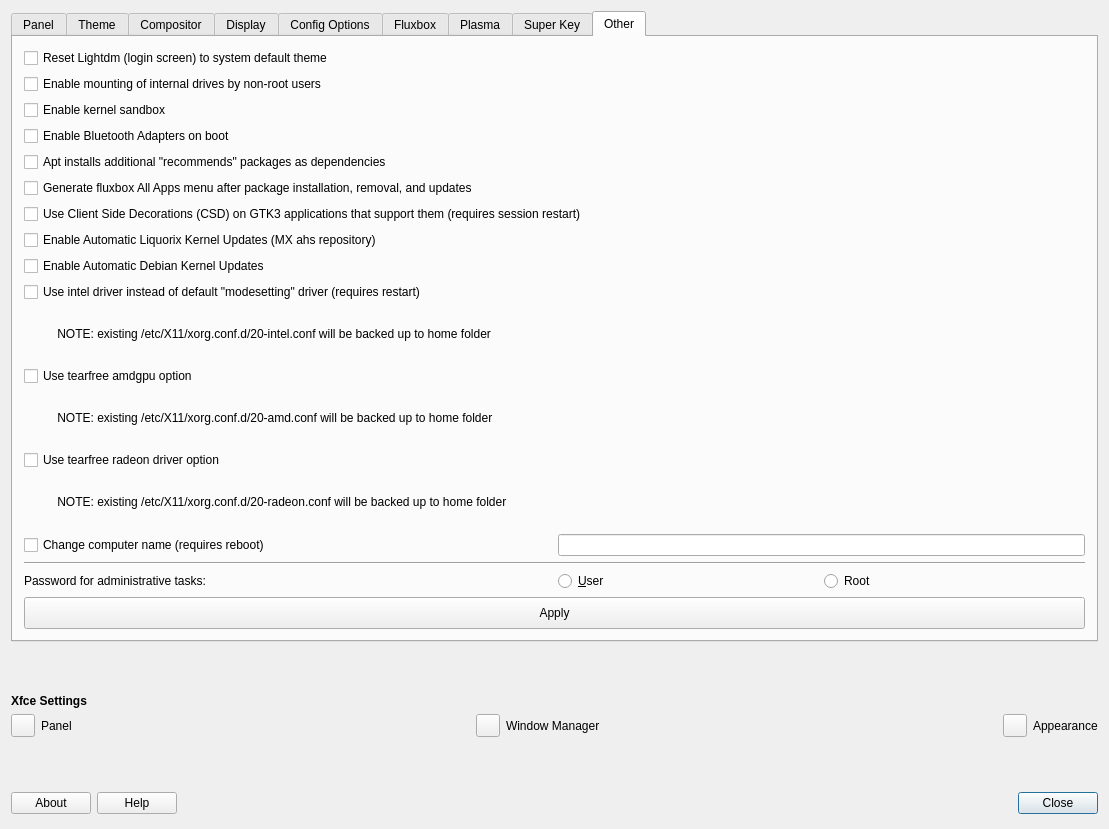
Old version of the form defaultlook.ui in the repository MX-Linux/mx-tweak.
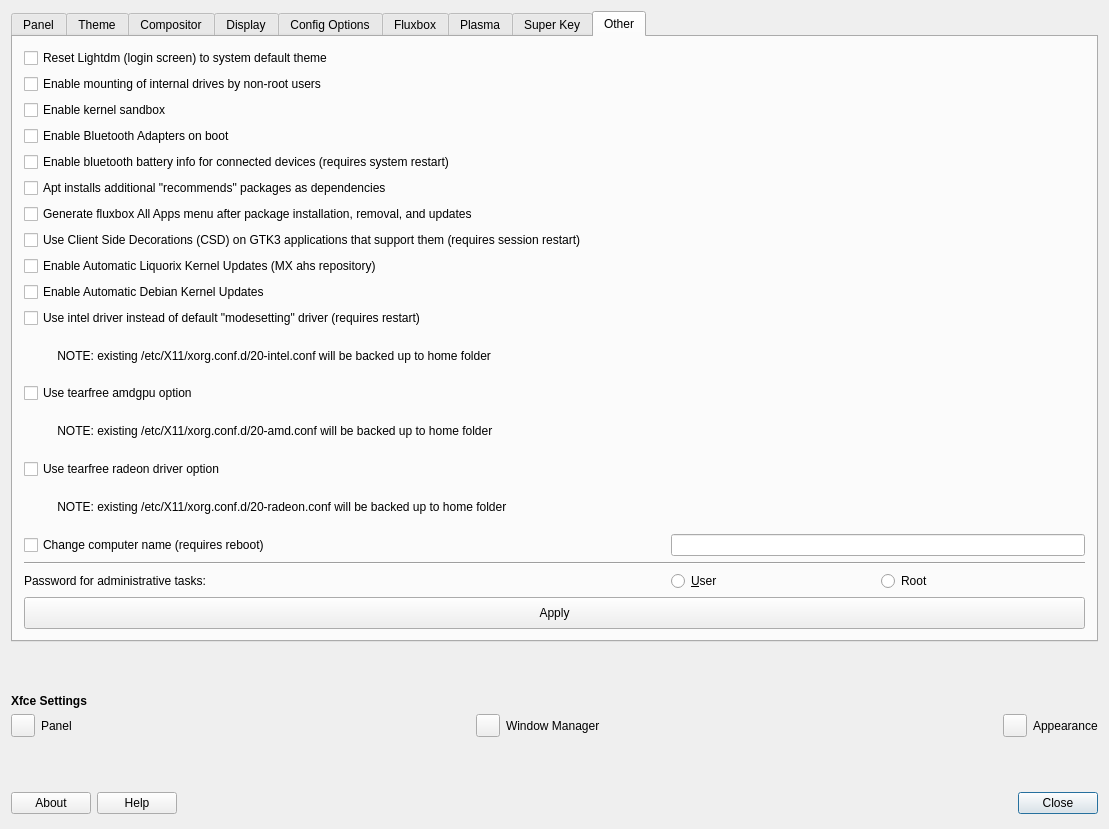
New version of the form. Icons and pictures are not drawn.

Commit message: add bluetooth battery option, enable versbose cli option

Patch:
```diff
--- a/defaultlook.ui
+++ b/defaultlook.ui
@@ -1936,142 +1936,52 @@
       <layout class="QGridLayout" name="gridLayout_8">
        <item row="0" column="0">
         <layout class="QGridLayout" name="gridLayout_7">
-         <item row="17" column="2">
-          <widget class="QRadioButton" name="radioSudoUser">
-           <property name="text">
-            <string>&amp;User</string>
-           </property>
-          </widget>
+         <item row="16" column="2" colspan="2">
+          <widget class="QLineEdit" name="lineEditHostname"/>
          </item>
-         <item row="11" column="0" colspan="4">
-          <widget class="QCheckBox" name="checkboxAMDtearfree">
-           <property name="text">
-            <string>Use tearfree amdgpu option</string>
-           </property>
-          </widget>
-         </item>
-         <item row="17" column="0" colspan="2">
-          <widget class="QLabel" name="label_11">
-           <property name="text">
-            <string>Password for administrative tasks:</string>
-           </property>
-          </widget>
-         </item>
-         <item row="17" column="3">
-          <widget class="QRadioButton" name="radioSudoRoot">
-           <property name="text">
-            <string>Root</string>
-           </property>
-          </widget>
-         </item>
-         <item row="6" column="0" colspan="4">
+         <item row="7" column="0" colspan="4">
           <widget class="QCheckBox" name="checkBoxCSD">
            <property name="text">
             <string>Use Client Side Decorations (CSD) on GTK3 applications that support them (requires session restart)</string>
            </property>
           </widget>
          </item>
-         <item row="10" column="0" colspan="3">
+         <item row="17" column="0" colspan="4">
+          <widget class="Line" name="line_2">
+           <property name="orientation">
+            <enum>Qt::Horizontal</enum>
+           </property>
+          </widget>
+         </item>
+         <item row="11" column="0" colspan="3">
           <widget class="QLabel" name="labelIntel">
            <property name="text">
             <string>          NOTE: existing /etc/X11/xorg.conf.d/20-intel.conf will be backed up to home folder</string>
            </property>
           </widget>
          </item>
-         <item row="3" column="0" colspan="4">
-          <widget class="QCheckBox" name="checkBoxbluetoothAutoEnable">
-           <property name="toolTip">
-            <string>&lt;html&gt;&lt;head/&gt;&lt;body&gt;&lt;p&gt;requires reboot&lt;/p&gt;&lt;/body&gt;&lt;/html&gt;</string>
-           </property>
-           <property name="text">
-            <string>Enable Bluetooth Adapters on boot</string>
-           </property>
-          </widget>
-         </item>
-         <item row="4" column="0" colspan="4">
-          <widget class="QCheckBox" name="checkBoxInstallRecommends">
-           <property name="text">
-            <string>Apt installs additional &quot;recommends&quot; packages as dependencies</string>
-           </property>
-          </widget>
-         </item>
-         <item row="2" column="0" colspan="4">
-          <widget class="QCheckBox" name="checkBoxSandbox">
-           <property name="text">
-            <string>Enable kernel sandbox</string>
-           </property>
-          </widget>
-         </item>
-         <item row="14" column="0" colspan="3">
+         <item row="15" column="0" colspan="3">
           <widget class="QLabel" name="labelradeon">
            <property name="text">
             <string>          NOTE: existing /etc/X11/xorg.conf.d/20-radeon.conf will be backed up to home folder</string>
            </property>
           </widget>
          </item>
-         <item row="7" column="0" colspan="4">
-          <widget class="QCheckBox" name="checkBoxLiqKernelUpdates">
-           <property name="toolTip">
-            <string extracomment="toggle for apt hold action on update meta packages">put a hold or remove a hold on updates of Liquorix kernels</string>
-           </property>
-           <property name="text">
-            <string extracomment="uses apt-mark to hold or unhold updates to kernel metapackages">Enable Automatic Liquorix Kernel Updates (MX ahs repository)</string>
-           </property>
-          </widget>
-         </item>
-         <item row="9" column="0" colspan="4">
+         <item row="10" column="0" colspan="4">
           <widget class="QCheckBox" name="checkboxIntelDriver">
            <property name="text">
             <string>Use intel driver instead of default &quot;modesetting&quot; driver (requires restart)</string>
            </property>
           </widget>
          </item>
-         <item row="8" column="0" colspan="4">
-          <widget class="QCheckBox" name="checkBoxDebianKernelUpdates">
-           <property name="toolTip">
-            <string extracomment="toggle for apt hold action on update meta packages">put a hold or remove a hold on updates of Debian  kernels</string>
-           </property>
+         <item row="12" column="0" colspan="4">
+          <widget class="QCheckBox" name="checkboxAMDtearfree">
            <property name="text">
-            <string extracomment="uses apt-mark to hold or unhold updates to kernel metapackages">Enable Automatic Debian Kernel Updates</string>
+            <string>Use tearfree amdgpu option</string>
            </property>
           </widget>
          </item>
-         <item row="5" column="0" colspan="4">
-          <widget class="QCheckBox" name="checkBoxDisableFluxboxMenuGeneration">
-           <property name="text">
-            <string>Generate fluxbox All Apps menu after package installation, removal, and updates</string>
-           </property>
-          </widget>
-         </item>
-         <item row="13" column="0" colspan="4">
-          <widget class="QCheckBox" name="checkboxRadeontearfree">
-           <property name="text">
-            <string>Use tearfree radeon driver option</string>
-           </property>
-          </widget>
-         </item>
-         <item row="0" column="0" colspan="4">
-          <widget class="QCheckBox" name="checkBoxLightdmReset">
-           <property name="text">
-            <string>Reset Lightdm (login screen) to system default theme</string>
-           </property>
-          </widget>
-         </item>
-         <item row="12" column="0" colspan="3">
-          <widget class="QLabel" name="labelamdgpu">
-           <property name="text">
-            <string>          NOTE: existing /etc/X11/xorg.conf.d/20-amd.conf will be backed up to home folder</string>
-           </property>
-          </widget>
-         </item>
-         <item row="1" column="0" colspan="4">
-          <widget class="QCheckBox" name="checkBoxMountInternalDrivesNonRoot">
-           <property name="text">
-            <string>Enable mounting of internal drives by non-root users</string>
-           </property>
-          </widget>
-         </item>
-         <item row="18" column="0" colspan="4">
+         <item row="19" column="0" colspan="4">
           <widget class="QPushButton" name="ButtonApplyEtc">
            <property name="minimumSize">
             <size>
@@ -2088,22 +1998,119 @@
            </property>
           </widget>
          </item>
-         <item row="16" column="0" colspan="4">
-          <widget class="Line" name="line_2">
-           <property name="orientation">
-            <enum>Qt::Horizontal</enum>
+         <item row="5" column="0" colspan="4">
+          <widget class="QCheckBox" name="checkBoxInstallRecommends">
+           <property name="text">
+            <string>Apt installs additional &quot;recommends&quot; packages as dependencies</string>
            </property>
           </widget>
          </item>
-         <item row="15" column="0">
+         <item row="2" column="0" colspan="4">
+          <widget class="QCheckBox" name="checkBoxSandbox">
+           <property name="text">
+            <string>Enable kernel sandbox</string>
+           </property>
+          </widget>
+         </item>
+         <item row="8" column="0" colspan="4">
+          <widget class="QCheckBox" name="checkBoxLiqKernelUpdates">
+           <property name="toolTip">
+            <string extracomment="toggle for apt hold action on update meta packages">put a hold or remove a hold on updates of Liquorix kernels</string>
+           </property>
+           <property name="text">
+            <string extracomment="uses apt-mark to hold or unhold updates to kernel metapackages">Enable Automatic Liquorix Kernel Updates (MX ahs repository)</string>
+           </property>
+          </widget>
+         </item>
+         <item row="6" column="0" colspan="4">
+          <widget class="QCheckBox" name="checkBoxDisableFluxboxMenuGeneration">
+           <property name="text">
+            <string>Generate fluxbox All Apps menu after package installation, removal, and updates</string>
+           </property>
+          </widget>
+         </item>
+         <item row="18" column="2">
+          <widget class="QRadioButton" name="radioSudoUser">
+           <property name="text">
+            <string>&amp;User</string>
+           </property>
+          </widget>
+         </item>
+         <item row="1" column="0" colspan="4">
+          <widget class="QCheckBox" name="checkBoxMountInternalDrivesNonRoot">
+           <property name="text">
+            <string>Enable mounting of internal drives by non-root users</string>
+           </property>
+          </widget>
+         </item>
+         <item row="18" column="0" colspan="2">
+          <widget class="QLabel" name="label_11">
+           <property name="text">
+            <string>Password for administrative tasks:</string>
+           </property>
+          </widget>
+         </item>
+         <item row="18" column="3">
+          <widget class="QRadioButton" name="radioSudoRoot">
+           <property name="text">
+            <string>Root</string>
+           </property>
+          </widget>
+         </item>
+         <item row="0" column="0" colspan="4">
+          <widget class="QCheckBox" name="checkBoxLightdmReset">
+           <property name="text">
+            <string>Reset Lightdm (login screen) to system default theme</string>
+           </property>
+          </widget>
+         </item>
+         <item row="14" column="0" colspan="4">
+          <widget class="QCheckBox" name="checkboxRadeontearfree">
+           <property name="text">
+            <string>Use tearfree radeon driver option</string>
+           </property>
+          </widget>
+         </item>
+         <item row="16" column="0">
           <widget class="QCheckBox" name="checkBoxComputerName">
            <property name="text">
             <string extracomment="option to change the system hostname, requires a reboot to be 100% effective">Change computer name (requires reboot)</string>
            </property>
           </widget>
          </item>
-         <item row="15" column="2" colspan="2">
-          <widget class="QLineEdit" name="lineEditHostname"/>
+         <item row="9" column="0" colspan="4">
+          <widget class="QCheckBox" name="checkBoxDebianKernelUpdates">
+           <property name="toolTip">
+            <string extracomment="toggle for apt hold action on update meta packages">put a hold or remove a hold on updates of Debian  kernels</string>
+           </property>
+           <property name="text">
+            <string extracomment="uses apt-mark to hold or unhold updates to kernel metapackages">Enable Automatic Debian Kernel Updates</string>
+           </property>
+          </widget>
+         </item>
+         <item row="3" column="0" colspan="4">
+          <widget class="QCheckBox" name="checkBoxbluetoothAutoEnable">
+           <property name="toolTip">
+            <string>&lt;html&gt;&lt;head/&gt;&lt;body&gt;&lt;p&gt;requires reboot&lt;/p&gt;&lt;/body&gt;&lt;/html&gt;</string>
+           </property>
+           <property name="text">
+            <string>Enable Bluetooth Adapters on boot</string>
+           </property>
+          </widget>
+         </item>
+         <item row="13" column="0" colspan="3">
+          <widget class="QLabel" name="labelamdgpu">
+           <property name="text">
+            <string>          NOTE: existing /etc/X11/xorg.conf.d/20-amd.conf will be backed up to home folder</string>
+           </property>
+          </widget>
+         </item>
+         <item row="4" column="0">
+          <widget class="QCheckBox" name="checkBoxBluetoothBattery">
+           <property name="text">
+            <string extracomment="expose battery info for connected bluetooth devices to the operating system via dbus">Enable bluetooth battery info for connected devices (requires system restart)</string>
+           </property>
+          </widget>
          </item>
         </layout>
        </item>
```
The commit also changes 4 other files.
